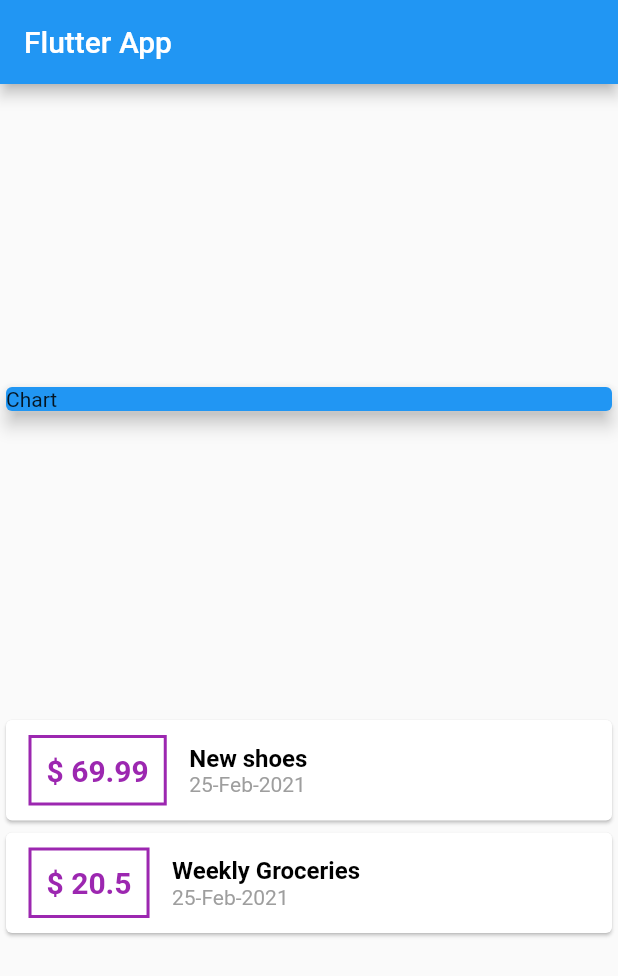
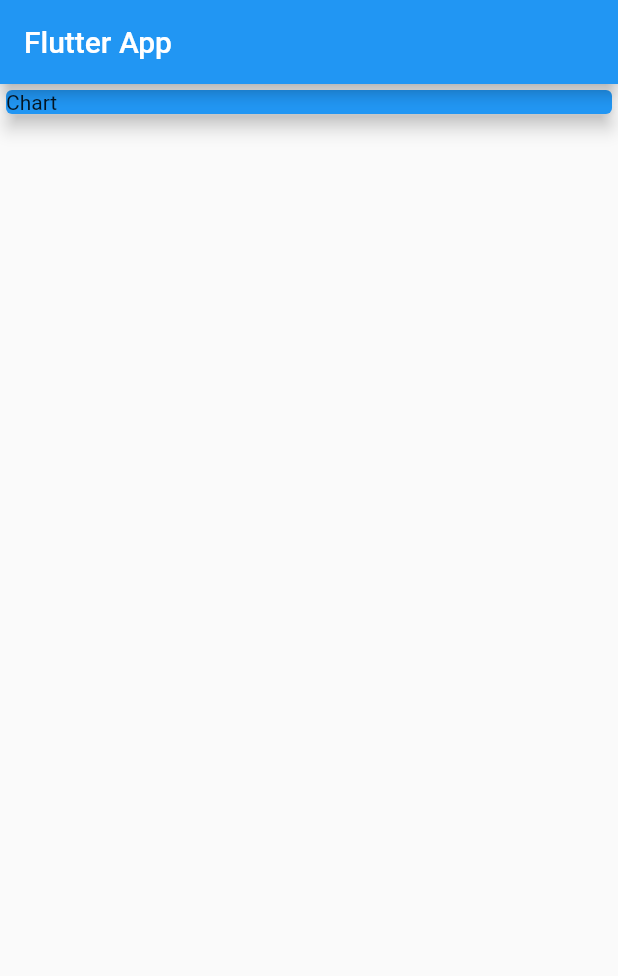
Before and after one commit to Raiyan-sharif/Personal_Expense-App, a Flutter app: the screen it shows after launch, on a phone screen of 412 x 824 dp. Shown: the top 976 px of the screen. Run offline on Flutter 3.47's test engine with Material 2 defaults, Android fonts, the phone set to English and light mode, and no system bars.

```diff
--- a/personal_expense_app/lib/main.dart
+++ b/personal_expense_app/lib/main.dart
@@ -1,26 +1,17 @@
 import 'package:flutter/material.dart';
-import 'package:personal_expense_app/transaction.dart';
-import 'package:intl/intl.dart';
+
 
 void main() {
   runApp(MyApp());
 }
 
 class MyApp extends StatelessWidget {
-  final List<Transaction> transactions = [
-    Transaction(
-      id: 't1',
-      title: 'New shoes',
-      amount: 69.99,
-      date: DateTime.now(),
-    ),
-    Transaction(
-      id: 't2',
-      title: 'Weekly Groceries',
-      amount: 20.5,
-      date: DateTime.now(),
-    ),
-  ];
+
+
+//  String titleInput;
+//  String amountInput;
+  final titleController = TextEditingController();
+  final amountControlller = TextEditingController();
 
   @override
   Widget build(BuildContext context) {
@@ -30,7 +21,7 @@ class MyApp extends StatelessWidget {
           title: Text('Flutter App'),
         ),
         body: Column(
-          mainAxisAlignment: MainAxisAlignment.spaceEvenly,
+//          mainAxisAlignment: MainAxisAlignment.spaceEvenly,
           crossAxisAlignment: CrossAxisAlignment.stretch,
           children: [
             Container(
@@ -41,54 +32,7 @@ class MyApp extends StatelessWidget {
                 elevation: 5,
               ),
             ),
-            Column(
-              children: transactions.map((tx) {
-                return Card(
-                  child: Row(
-                    children: [
-                      Container(
-                        margin: EdgeInsets.symmetric(
-                          vertical: 10,
-                          horizontal: 15,
-                        ),
-                        decoration: BoxDecoration(
-                            border: Border.all(
-                          color: Colors.purple,
-                          width: 2,
-                        )),
-                        padding: EdgeInsets.all(10),
-                        child: Text(
-                          '\$ ${tx.amount}',
-                          style: TextStyle(
-                              fontWeight: FontWeight.bold,
-                              fontSize: 20,
-                              color: Colors.purple),
-                        ),
-                      ),
-                      Column(
-                        crossAxisAlignment: CrossAxisAlignment.start,
-                        children: [
-                          Text(
-                            tx.title,
-                            style: TextStyle(
-                                fontWeight: FontWeight.bold,
-                                fontSize: 16,
-                                color: Colors.black
-                            ),
-                          ),
-                          Text(
-                            DateFormat('dd-LLL-yyyy').format(tx.date),
-                            style: TextStyle(
-                              color: Colors.grey
-                            ),
-                          ),
-                        ],
-                      )
-                    ],
-                  ),
-                );
-              }).toList(),
-            )
+
           ],
         ),
       ),
```
Also changed, not shown: personal_expense_app/lib/widgets/new_transaction.dart (added, +54 -0 lines), personal_expense_app/lib/widgets/transaction_list.dart (added, +63 -0 lines), personal_expense_app/lib/widgets/user_transactions.dart (added, +41 -0 lines), personal_expense_app/lib/models/transaction.dart (renamed from personal_expense_app/lib/transaction.dart).
